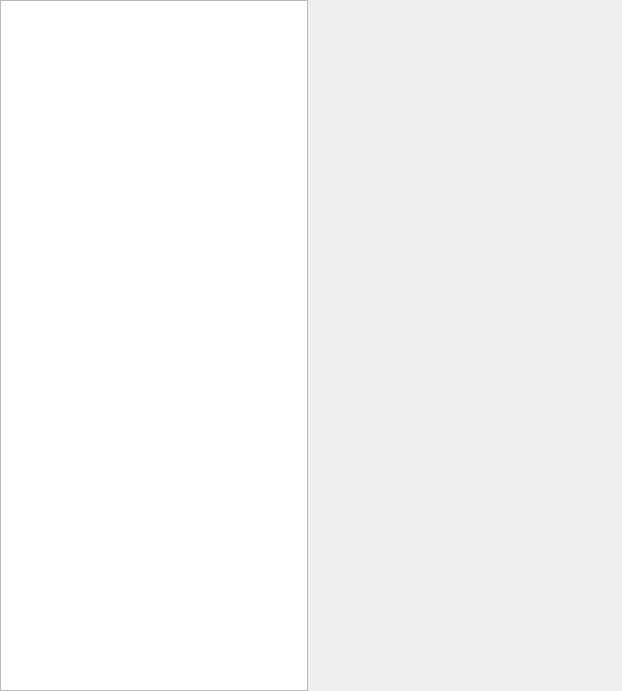
Qt form ui/checklist.ui (jwjulien/bine) before a commit.
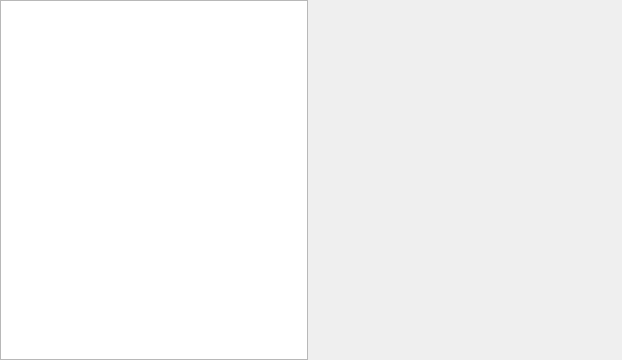
The same form after that commit.

Commit message:
fixed sizing of columns for child lists
branch : bine

```diff
--- a/ui/checklist.ui
+++ b/ui/checklist.ui
@@ -7,7 +7,7 @@
     <x>0</x>
     <y>0</y>
     <width>622</width>
-    <height>691</height>
+    <height>360</height>
    </rect>
   </property>
   <property name="windowTitle">
@@ -28,12 +28,6 @@
    </property>
    <item>
     <widget class="QListWidget" name="items">
-     <property name="sizePolicy">
-      <sizepolicy hsizetype="Expanding" vsizetype="Expanding">
-       <horstretch>1</horstretch>
-       <verstretch>0</verstretch>
-      </sizepolicy>
-     </property>
      <property name="dragDropMode">
       <enum>QAbstractItemView::InternalMove</enum>
      </property>
@@ -46,14 +40,7 @@
     </widget>
    </item>
    <item>
-    <widget class="QStackedWidget" name="children">
-     <property name="sizePolicy">
-      <sizepolicy hsizetype="Preferred" vsizetype="Preferred">
-       <horstretch>1</horstretch>
-       <verstretch>0</verstretch>
-      </sizepolicy>
-     </property>
-    </widget>
+    <widget class="QStackedWidget" name="children"/>
    </item>
   </layout>
  </widget>
```
The commit also changes 2 other files.
